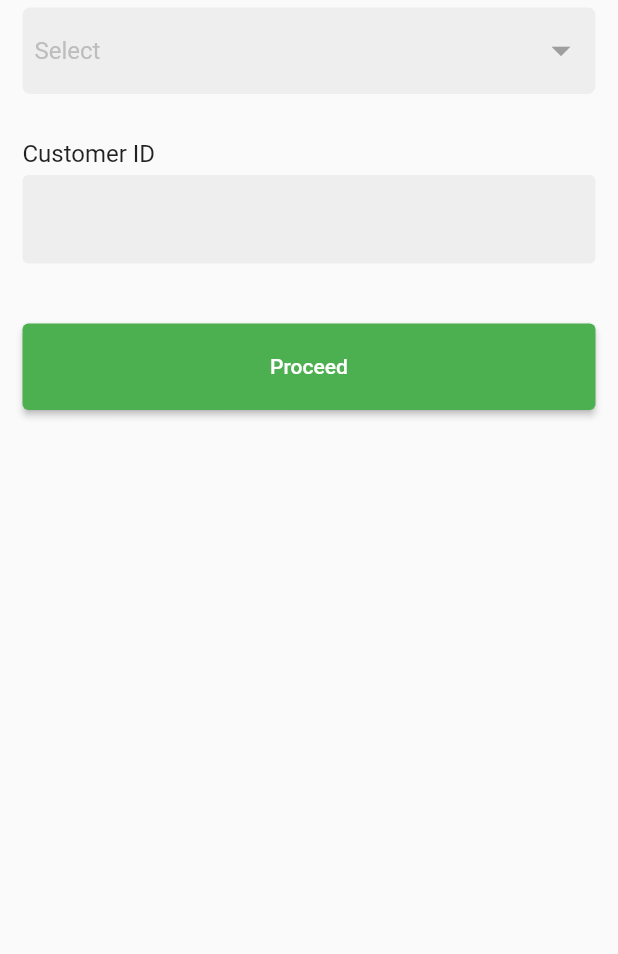
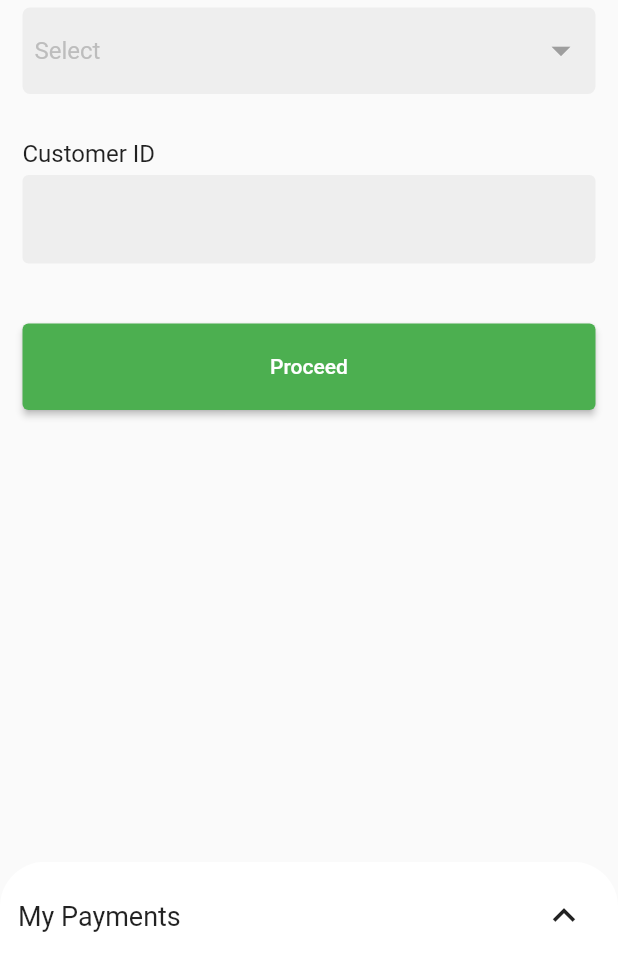
Before and after one commit to rajbahakdanyu/Khanepani_flutter, a Flutter app: the screen it shows after launch, on a phone screen of 412 x 824 dp, the part 282-1236 px from its top. Run offline on Flutter 3.47's test engine with Material 2 defaults, Android fonts, the phone set to English and light mode, and no system bars.

Commit message:
Added bottom sheet widget

```diff
--- a/lib/pages/home_page.dart
+++ b/lib/pages/home_page.dart
@@ -1,4 +1,5 @@
 import 'package:flutter/material.dart';
+import 'package:khanepani/widgets/bottom_sheet_widget.dart';
 import 'package:khanepani/widgets/top_card_widget.dart';
 import 'package:khanepani/widgets/water_counter_widget.dart';
 
@@ -14,7 +15,10 @@ class _HomeState extends State<Home> {
       appBar: AppBar(
         title: Text('Khanepani Payment'),
       ),
-      body: SingleChildScrollView(
+      body: Stack(
+        fit: StackFit.expand,
+        children: [
+          SingleChildScrollView(
             padding: EdgeInsets.all(15),
             child: Column(
               crossAxisAlignment: CrossAxisAlignment.start,
@@ -36,7 +40,8 @@ class _HomeState extends State<Home> {
                 TextField(
                   decoration: InputDecoration(
                     border: OutlineInputBorder(borderSide: BorderSide.none),
-                focusedBorder: OutlineInputBorder(borderSide: BorderSide.none),
+                    focusedBorder:
+                        OutlineInputBorder(borderSide: BorderSide.none),
                     focusColor: Colors.grey.shade200,
                     fillColor: Colors.grey.shade200,
                     filled: true,
@@ -57,6 +62,9 @@ class _HomeState extends State<Home> {
               ],
             ),
           ),
+          BottomSheetWidget(),
+        ],
+      ),
     );
   }
 }
--- /dev/null
+++ b/lib/widgets/bottom_sheet_widget.dart
@@ -0,0 +1,66 @@
+import 'package:flutter/material.dart';
+
+class BottomSheetWidget extends StatelessWidget {
+  const BottomSheetWidget({Key? key}) : super(key: key);
+
+  @override
+  Widget build(BuildContext context) {
+    return DraggableScrollableSheet(
+      initialChildSize: 0.08,
+      minChildSize: 0.08,
+      maxChildSize: 0.5,
+      builder: (context, controller) => ClipRRect(
+        borderRadius: BorderRadius.only(
+          topLeft: Radius.circular(30),
+          topRight: Radius.circular(30),
+        ),
+        child: Container(
+          color: Colors.white,
+          child: Padding(
+            padding: const EdgeInsets.all(12.0),
+            child: ListView(
+              controller: controller,
+              children: [
+                Row(
+                  children: [
+                    Expanded(
+                      child: Text(
+                        'My Payments',
+                        style: TextStyle(fontSize: 18),
+                      ),
+                    ),
+                    IconButton(
+                      onPressed: () {},
+                      icon: Icon(
+                        Icons.keyboard_arrow_up_outlined,
+                        size: 30,
+                      ),
+                    ),
+                  ],
+                ),
+                Padding(
+                  padding: const EdgeInsets.all(16.0),
+                  child: Text(
+                    'No Payments Found',
+                    style: TextStyle(fontSize: 20),
+                    textAlign: TextAlign.center,
+                  ),
+                ),
+                ElevatedButton(
+                  onPressed: () {},
+                  child: Text('Add Payment'),
+                  style: ElevatedButton.styleFrom(
+                    fixedSize: Size(
+                      MediaQuery.of(context).size.width * 0.9,
+                      MediaQuery.of(context).size.height * 0.06,
+                    ),
+                  ),
+                ),
+              ],
+            ),
+          ),
+        ),
+      ),
+    );
+  }
+}
```
Lines whose indentation alone changed are shown as unchanged.
